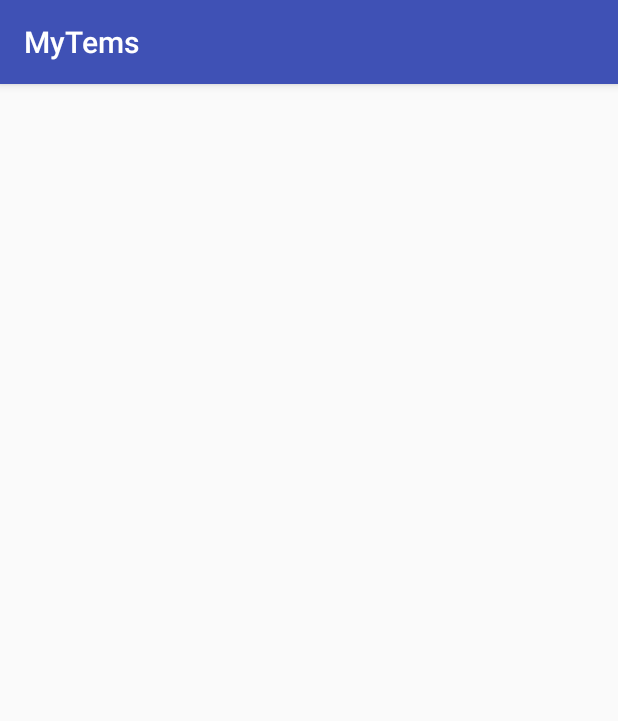
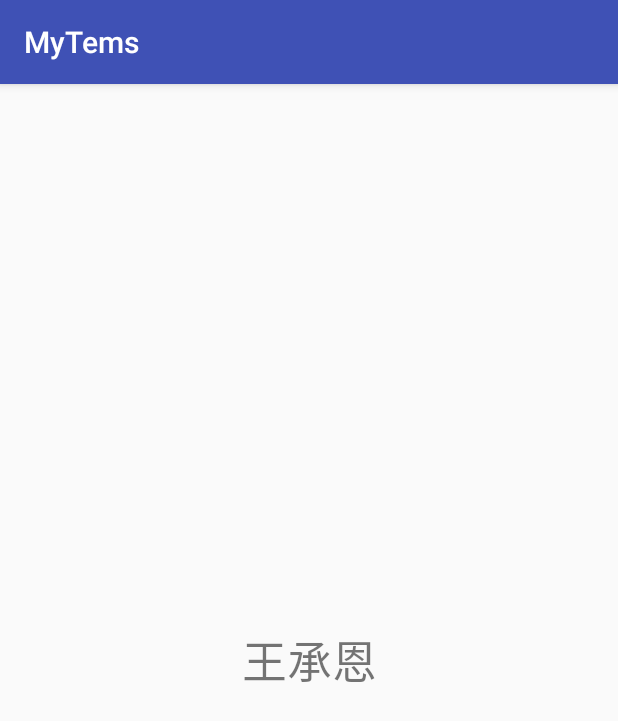
Before and after one commit to WeAvengers/TheAvengers, an Android app: the Wangchengen screen opened directly, with no data from a screen before it, on a phone screen of 412 x 824 dp. Shown: the top 721 px of the screen. Run offline under Robolectric (Android 15) with nearby library versions, the phone set to English and light mode, and no system bars.

Commit message:
王承恩第一次更改

```diff
--- a/app/src/main/java/com/bawei/mytems/Wangchengen.java
+++ b/app/src/main/java/com/bawei/mytems/Wangchengen.java
@@ -9,5 +9,7 @@ public class Wangchengen extends AppCompatActivity {
     protected void onCreate(Bundle savedInstanceState) {
         super.onCreate(savedInstanceState);
         setContentView(R.layout.activity_wangchengen);
+
+
     }
 }
--- a/app/src/main/res/layout/activity_wangchengen.xml
+++ b/app/src/main/res/layout/activity_wangchengen.xml
@@ -1,9 +1,15 @@
 <?xml version="1.0" encoding="utf-8"?>
-<android.support.constraint.ConstraintLayout xmlns:android="http://schemas.android.com/apk/res/android"
+<LinearLayout xmlns:android="http://schemas.android.com/apk/res/android"
     xmlns:app="http://schemas.android.com/apk/res-auto"
     xmlns:tools="http://schemas.android.com/tools"
     android:layout_width="match_parent"
     android:layout_height="match_parent"
     tools:context="com.bawei.mytems.Wangchengen">
 
-</android.support.constraint.ConstraintLayout>
+    <TextView
+        android:layout_width="match_parent"
+        android:layout_height="match_parent"
+        android:gravity="center"
+        android:textSize="30sp"
+        android:text="王承恩"/>
+</LinearLayout>
```
